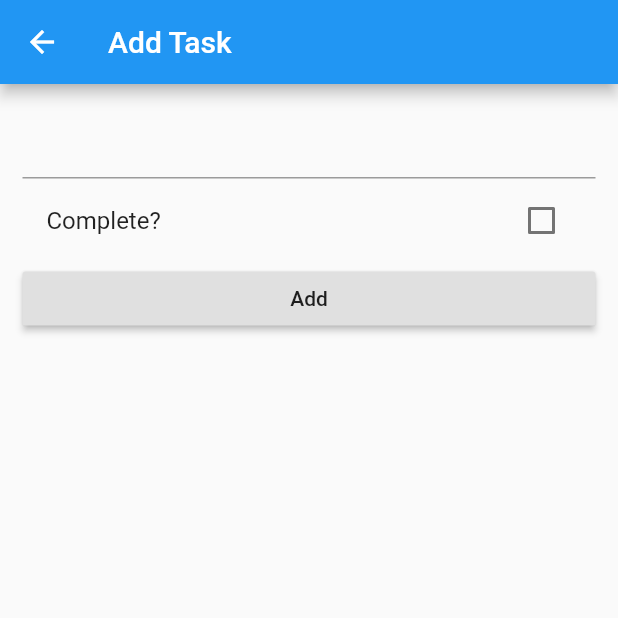
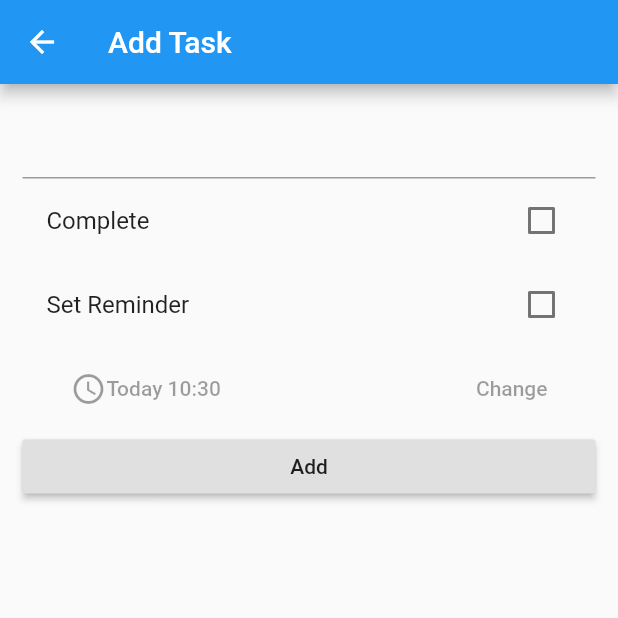
Before and after one commit to neddstarkk/convoluted-todo, a Flutter app: the AddTaskScreen screen opened directly, on a phone screen of 412 x 824 dp, the top half of it. Run offline on Flutter 3.47's test engine with Material 2 defaults, Android fonts, the phone set to English and light mode, and no system bars; our stand-ins replace flutter_datetime_picker, local_auth, shared_preferences, sqflite; accounts and stored records are empty.

Commit message:
Added the reminder format in the Add Task section

```diff
--- a/lib/main.dart
+++ b/lib/main.dart
@@ -32,7 +32,9 @@ class _AppState extends State<App> {
   Widget build(BuildContext context) {
     return ChangeNotifierProvider(
       create: (_) => TodoModel(),
-      child: MaterialApp(home: boolValue == true ? FingerprintAuth() : HomeScreen()),
+      child: MaterialApp(
+          debugShowCheckedModeBanner: false,
+          home: boolValue == true ? FingerprintAuth() : HomeScreen()),
     );
   }
 }
--- a/lib/screens/add_task.dart
+++ b/lib/screens/add_task.dart
@@ -1,7 +1,10 @@
 import 'package:flutter/material.dart';
+import 'package:intl/intl.dart';
 import 'package:provider/provider.dart';
 import 'package:todo/models/tasks.dart';
 import 'package:todo/provider/todo_model.dart';
+import 'package:flutter_datetime_picker/flutter_datetime_picker.dart';
+import 'package:todo/screens/widgets/time_button.dart';
 
 class AddTaskScreen extends StatefulWidget {
   @override
@@ -11,6 +14,17 @@ class AddTaskScreen extends StatefulWidget {
 class _AddTaskScreenState extends State<AddTaskScreen> {
   final taskTitleController = TextEditingController();
   bool completedStatus = false;
+  bool setReminder = false;
+  String _date = "Today";
+  String _time = "Not set";
+
+  @override
+  void initState() {
+    // TODO: implement initState
+    super.initState();
+    DateTime now = DateTime.now();
+    _time = DateFormat('kk:mm').format(now);
+  }
 
   @override
   void dispose() {
@@ -23,7 +37,7 @@ class _AddTaskScreenState extends State<AddTaskScreen> {
     final String textval = taskTitleController.text;
     final bool completed = completedStatus;
 
-    if(textval.isNotEmpty) {
+    if (textval.isNotEmpty) {
       final Task todo = Task(
         title: textval,
         completed: completed,
@@ -56,11 +70,72 @@ class _AddTaskScreenState extends State<AddTaskScreen> {
                         completedStatus = checked;
                       });
                     },
-                    title: Text("Complete?"),
+                    title: Text("Complete"),
+                  ),
+                  CheckboxListTile(
+                    value: setReminder,
+                    onChanged: (checked) {
+                      setState(() {
+                        setReminder = checked;
+                      });
+                    },
+                    title: Text("Set Reminder"),
+                  ),
+                  ListTile(
+                    enabled: setReminder,
+                    title: MaterialButton(
+                      elevation: 4.0,
+                      onPressed: setReminder
+                          ? () {
+                              DatePicker.showDateTimePicker(context,
+                                  showTitleActions: true,
+                                  minTime: DateTime.now(),
+                                  maxTime: DateTime(2022, 12, 31),
+                                  onConfirm: (dateTime) {
+                                print("Confirm: $dateTime");
+                                if (dateTime.day == DateTime.now().day) {
+                                  _date = "Today";
+                                } else {
+                                  _date =
+                                      '${dateTime.day}-${dateTime.month}-${dateTime.year}';
+                                }
+                                if(dateTime.minute < 10) {
+                                  _time = '${dateTime.hour}:0${dateTime.minute}';
+                                }
+                                else {
+                                  _time = '${dateTime.hour}:${dateTime.minute}';
+                                }
+                                setState(() {});
+                              },
+                                  currentTime: DateTime.now(),
+                                  locale: LocaleType.en);
+                              setState(() {});
+                            }
+                          : null,
+                      child: Container(
+                        alignment: Alignment.center,
+                        child: Row(
+                          mainAxisAlignment: MainAxisAlignment.spaceBetween,
+                          children: [
+                            Container(
+                              child: Row(
+                                children: [
+                                  Icon(Icons.access_time),
+                                  Text("$_date $_time"),
+                                ],
+                              ),
+                            ),
+                            Text("Change")
+                          ],
+                        ),
+                      ),
+                    ),
                   ),
                   RaisedButton(
                     child: Text("Add"),
-                    onPressed: onAdd,
+                    onPressed: () {
+                      onAdd();
+                    },
                   )
                 ],
               ),
--- a/pubspec.yaml
+++ b/pubspec.yaml
@@ -33,7 +33,9 @@ dependencies:
   path_provider: ^1.6.18
   local_auth: ^0.6.3+2
   shared_preferences: ^0.5.12
-
+  flutter_local_notifications: ^2.0.1
+  flutter_datetime_picker: ^1.4.0
+  intl: ^0.16.1
 
 dev_dependencies:
   flutter_test:
```
Also changed, not shown: lib/screens/widgets/time_button.dart (added, +21 -0 lines), pubspec.lock, 1 other file.
